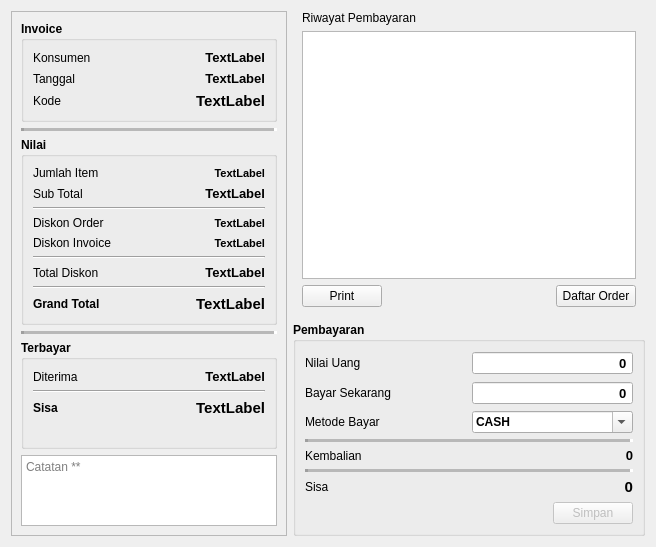
The window that src/ui/files/createpaymentdialog.ui (AyahnaSyahid/LazyMins) describes before a commit, drawn with Qt 5.
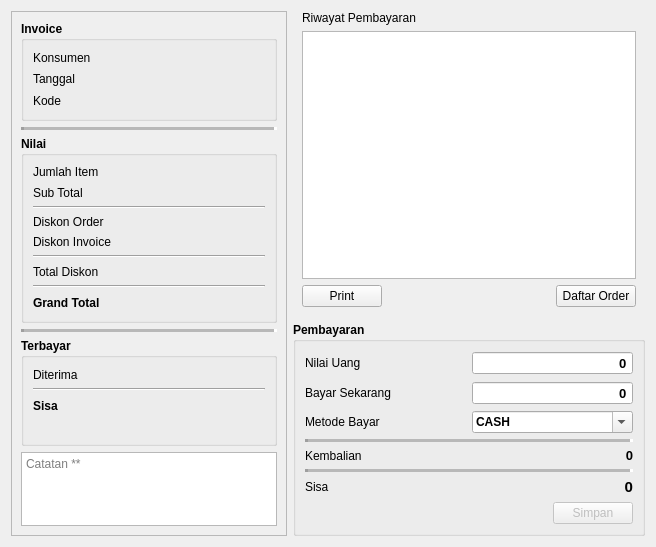
The same window after the commit.

What changed in the file:
```diff
--- a/src/ui/files/createpaymentdialog.ui
+++ b/src/ui/files/createpaymentdialog.ui
@@ -54,7 +54,7 @@
             </font>
            </property>
            <property name="text">
-            <string>TextLabel</string>
+            <string/>
            </property>
            <property name="alignment">
             <set>Qt::AlignRight|Qt::AlignTrailing|Qt::AlignVCenter</set>
@@ -71,7 +71,7 @@
             </font>
            </property>
            <property name="text">
-            <string>TextLabel</string>
+            <string/>
            </property>
            <property name="alignment">
             <set>Qt::AlignRight|Qt::AlignTrailing|Qt::AlignVCenter</set>
@@ -127,7 +127,7 @@
             </font>
            </property>
            <property name="text">
-            <string>TextLabel</string>
+            <string/>
            </property>
            <property name="alignment">
             <set>Qt::AlignRight|Qt::AlignTrailing|Qt::AlignVCenter</set>
@@ -205,7 +205,7 @@
             </font>
            </property>
            <property name="text">
-            <string>TextLabel</string>
+            <string/>
            </property>
            <property name="alignment">
             <set>Qt::AlignRight|Qt::AlignTrailing|Qt::AlignVCenter</set>
@@ -229,7 +229,7 @@
             </font>
            </property>
            <property name="text">
-            <string>TextLabel</string>
+            <string/>
            </property>
            <property name="alignment">
             <set>Qt::AlignRight|Qt::AlignTrailing|Qt::AlignVCenter</set>
@@ -305,7 +305,7 @@
             </font>
            </property>
            <property name="text">
-            <string>TextLabel</string>
+            <string/>
            </property>
            <property name="alignment">
             <set>Qt::AlignRight|Qt::AlignTrailing|Qt::AlignVCenter</set>
@@ -322,7 +322,7 @@
             </font>
            </property>
            <property name="text">
-            <string>TextLabel</string>
+            <string/>
            </property>
            <property name="alignment">
             <set>Qt::AlignRight|Qt::AlignTrailing|Qt::AlignVCenter</set>
@@ -339,7 +339,7 @@
             </font>
            </property>
            <property name="text">
-            <string>TextLabel</string>
+            <string/>
            </property>
            <property name="alignment">
             <set>Qt::AlignRight|Qt::AlignTrailing|Qt::AlignVCenter</set>
@@ -356,7 +356,7 @@
             </font>
            </property>
            <property name="text">
-            <string>TextLabel</string>
+            <string/>
            </property>
            <property name="alignment">
             <set>Qt::AlignRight|Qt::AlignTrailing|Qt::AlignVCenter</set>
@@ -401,7 +401,7 @@
             </font>
            </property>
            <property name="text">
-            <string>TextLabel</string>
+            <string/>
            </property>
            <property name="alignment">
             <set>Qt::AlignRight|Qt::AlignTrailing|Qt::AlignVCenter</set>
@@ -438,7 +438,7 @@
             </font>
            </property>
            <property name="text">
-            <string>TextLabel</string>
+            <string/>
            </property>
            <property name="alignment">
             <set>Qt::AlignRight|Qt::AlignTrailing|Qt::AlignVCenter</set>
```
Left out of the diff: 4 changed lines with no effect on the pictures.
